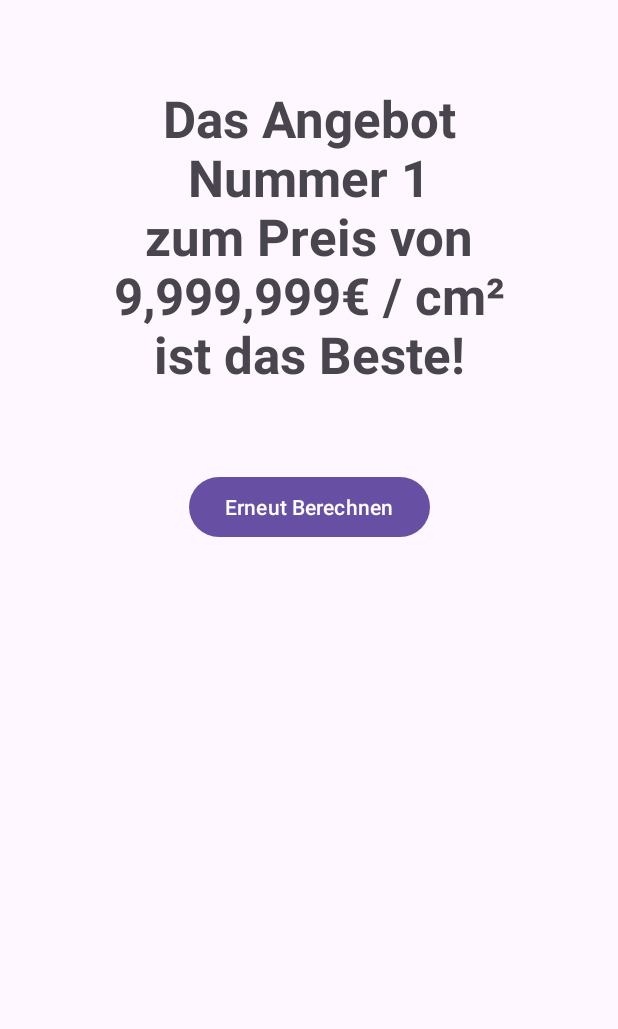
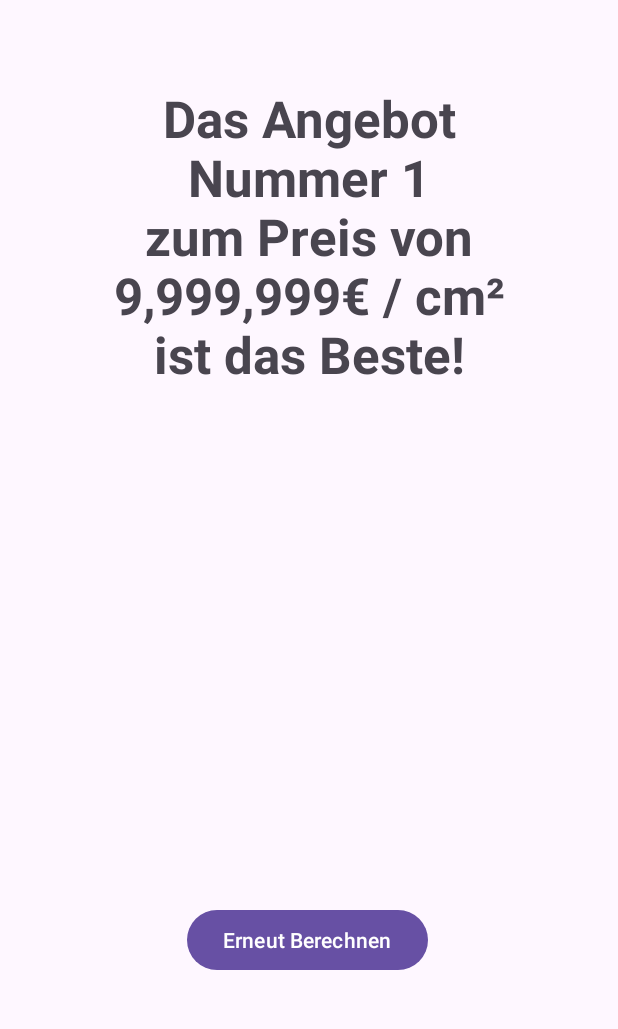
Before and after one commit to MrFlyingToasterman/Mafiatorte, an Android app: the Auswertung screen opened directly, with no data from a screen before it, on a phone screen of 412 x 824 dp, the part 122-1151 px from its top. Run offline under Robolectric (Android 15) with nearby library versions, the phone set to English and light mode, and no system bars.

Commit message:
Fixed Layout in Auswertung

```diff
--- a/app/src/main/res/layout/activity_auswertung.xml
+++ b/app/src/main/res/layout/activity_auswertung.xml
@@ -21,8 +21,8 @@
 
     <TextView
         android:id="@+id/Resultat"
-        android:layout_width="296dp"
-        android:layout_height="202dp"
+        android:layout_width="297dp"
+        android:layout_height="369dp"
         android:layout_marginTop="56dp"
         android:text="Das Angebot Nummer X zum Preis von 3€ / cm² ist das Beste!"
         android:textAlignment="center"
@@ -36,10 +36,11 @@
         android:id="@+id/button3"
         android:layout_width="wrap_content"
         android:layout_height="wrap_content"
-        android:layout_marginTop="56dp"
+        android:layout_marginBottom="92dp"
         android:onClick="restart"
         android:text="Erneut Berechnen"
+        app:layout_constraintBottom_toBottomOf="parent"
         app:layout_constraintEnd_toEndOf="parent"
-        app:layout_constraintStart_toStartOf="parent"
-        app:layout_constraintTop_toBottomOf="@+id/Resultat" />
+        app:layout_constraintHorizontal_bias="0.497"
+        app:layout_constraintStart_toStartOf="parent" />
 </androidx.constraintlayout.widget.ConstraintLayout>
```
